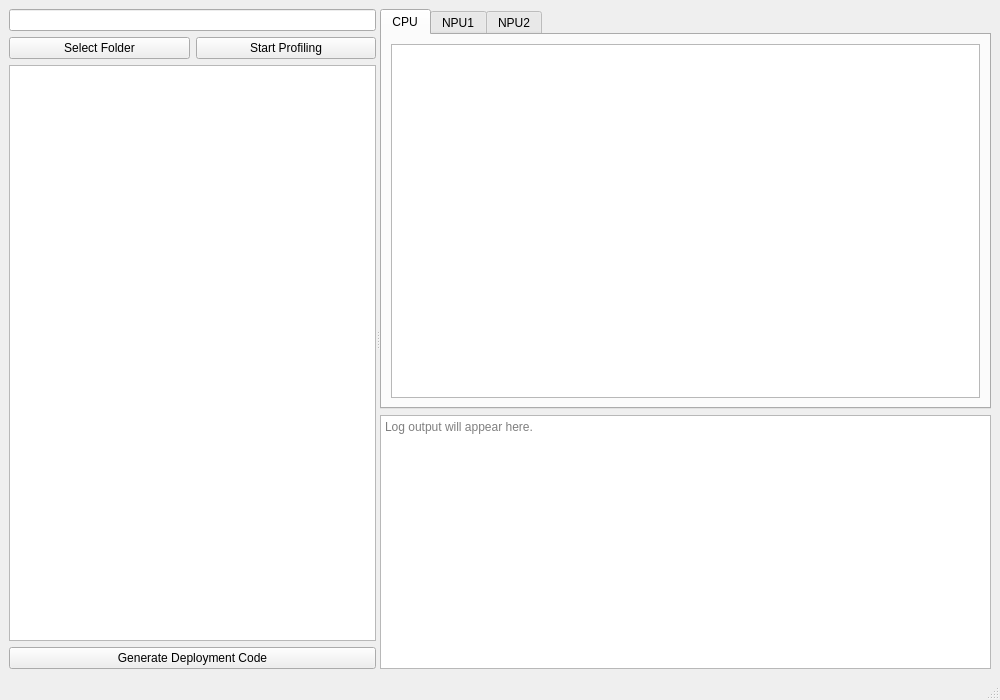
Qt form onnx_profiler_display_modify.ui (misunyu/multimodel-scheduling) before a commit.
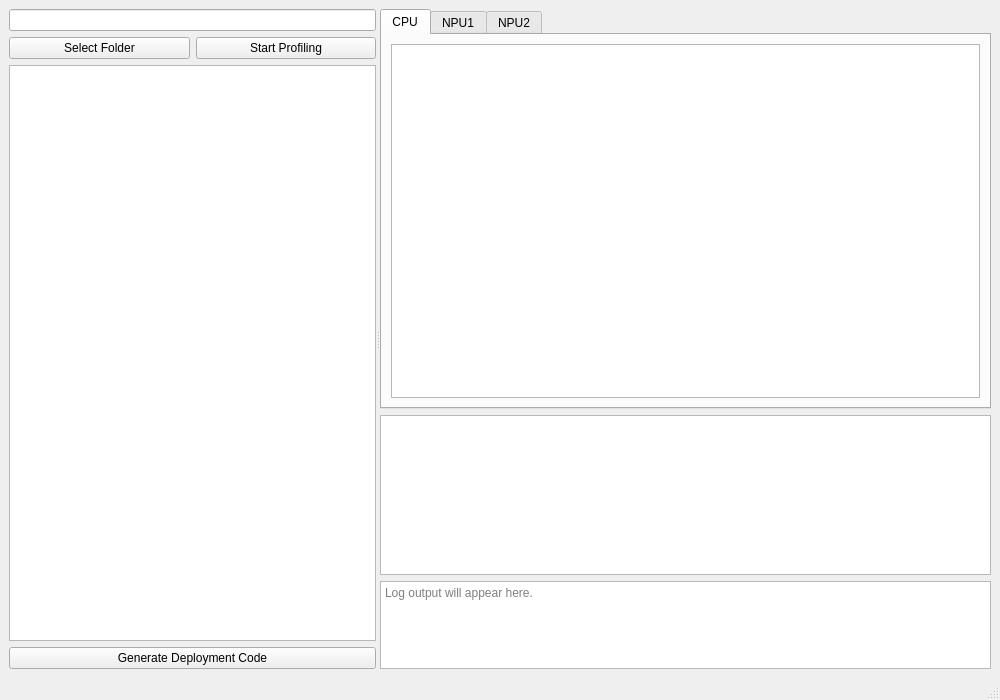
The same form after that commit.

Commit message: Refactor NPU handling logic to streamline model loading and inference processes.

```diff
--- a/onnx_profiler_display_modify.ui
+++ b/onnx_profiler_display_modify.ui
@@ -86,6 +86,21 @@
          </widget>
         </item>
 
+        <!-- REPLACED: Total Execution Summary Table -->
+        <item>
+         <widget class="QTableWidget" name="total_table">
+          <property name="minimumSize">
+           <size><width>500</width><height>160</height></size>
+          </property>
+          <property name="sizePolicy">
+           <sizepolicy hsizetype="Expanding" vsizetype="Expanding">
+            <horstretch>0</horstretch>
+            <verstretch>0</verstretch>
+           </sizepolicy>
+          </property>
+         </widget>
+        </item>
+
         <!-- Log Output -->
         <item>
          <widget class="QPlainTextEdit" name="log_output">
```
The commit also changes 1 other file.
